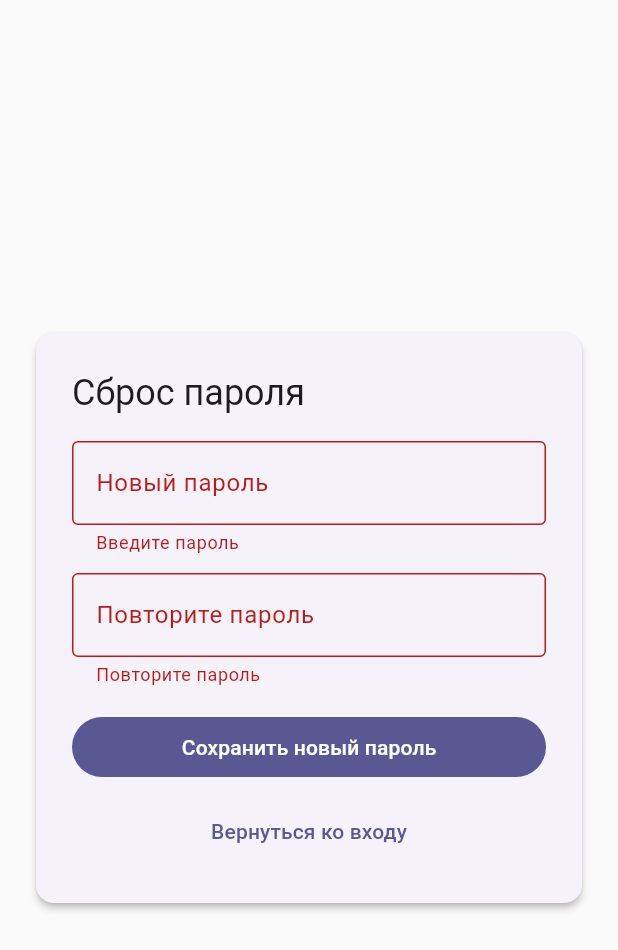
After one commit to ruslanflutterdev/Psychologist, a Flutter app: the ResetScreen screen opened by its route, after a tap on "Сохранить новый пароль", on a phone screen of 412 x 824 dp. The commit adds this screen. Shown: the top 950 px of the screen. Run offline on Flutter 3.47's test engine with Material 3 defaults, Android fonts, the phone set to English and light mode, and no system bars; our stand-ins replace fl_chart, flutter_bloc, supabase_flutter; accounts and stored records are empty.

Commit message:
полностью удалил мок-сервисы регистрации, входа и восстановления пароля, добавил реальная интеграция с Supabase Auth, обновил main.dart: упрощена инициализация Supabase без устаревших параметров, реализовал сброс пароля через email. добавил корректную конфигурация в Supabase: SITE_URL и Redirect URLs теперь поддерживают шаблон http://localhost:*/reset, что позволяет обрабатывать сброс пароля при любом локальном порте. в сервисе SupabaseAuthService реализован вызов resetPasswordForEmail с передачей redirect URL Uri.base.replace(fragment: 'type=recovery'), чтобы Supabase формировал корректную ссылку на наш фронт. при открытии ссылки вида http://localhost:{port}/reset?code=...#type=recovery

```diff
--- /dev/null
+++ b/lib/core/app/psych_web_app.dart
@@ -0,0 +1,51 @@
+import 'package:flutter/material.dart';
+import 'package:flutter_bloc/flutter_bloc.dart';
+import 'package:heros_journey/core/router/app_router.dart';
+import 'package:heros_journey/core/services/service_registry.dart';
+import 'package:heros_journey/core/session/session_cubit.dart';
+import 'package:heros_journey/core/theme/app_theme.dart';
+import 'package:heros_journey/features/auth_login/view/screens/login_screen.dart';
+import 'package:heros_journey/features/auth_login/viewmodel/services/login_bloc.dart';
+import 'package:heros_journey/features/auth_reset/view/screens/reset_screen.dart';
+import 'package:heros_journey/features/auth_reset/viewmodel/reset_bloc.dart';
+
+
+class PsychWebApp extends StatelessWidget {
+  final GlobalKey<NavigatorState> navigatorKey;
+  final bool startAtReset;
+  final SessionCubit? sessionCubit;
+
+  const PsychWebApp({
+    super.key,
+    required this.navigatorKey,
+    required this.startAtReset,
+    this.sessionCubit,
+  });
+
+  @override
+  Widget build(BuildContext context) {
+    return BlocProvider<SessionCubit>(
+      create: (_) => sessionCubit ?? SessionCubit(),
+      child: MaterialApp(
+        navigatorKey: navigatorKey,
+        title: 'PsyWell – Psychologist Web',
+        debugShowCheckedModeBanner: false,
+        theme: AppTheme.light,
+
+        home: startAtReset
+            ? BlocProvider(
+          create: (_) => ResetBloc(auth: ServiceRegistry.auth),
+          child: const ResetScreen(),
+        )
+            : BlocProvider(
+          create: (ctx) => LoginBloc(
+            auth: ServiceRegistry.auth,
+            sessionCubit: ctx.read<SessionCubit>(),
+          ),
+          child: const LoginScreen(),
+        ),
+        onGenerateRoute: AppRouter.onGenerateRoute,
+      ),
+    );
+  }
+}
--- /dev/null
+++ b/lib/core/bootstrap/start_mode.dart
@@ -0,0 +1,5 @@
+bool shouldStartAtReset() {
+  final hasRecoveryFragment = Uri.base.fragment.contains('type=recovery');
+  final hasPkceCode = Uri.base.queryParameters.containsKey('code');
+  return hasRecoveryFragment || hasPkceCode;
+}
--- a/lib/core/router/app_router.dart
+++ b/lib/core/router/app_router.dart
@@ -9,6 +9,8 @@ import 'package:heros_journey/features/auth_login/view/screens/login_screen.dart
 import 'package:heros_journey/features/auth_login/viewmodel/services/login_bloc.dart';
 import 'package:heros_journey/features/auth_registration/view/screens/registration_screen.dart';
 import 'package:heros_journey/features/auth_registration/viewmodel/registration/registration_bloc.dart';
+import 'package:heros_journey/features/auth_reset/view/screens/reset_screen.dart';
+import 'package:heros_journey/features/auth_reset/viewmodel/reset_bloc.dart';
 import 'package:heros_journey/features/psychologist_screen/view/screens/psychologist_screen.dart';
 
 class AppRouter {
@@ -16,9 +18,8 @@ class AppRouter {
     switch (settings.name) {
       case '/login':
         return MaterialPageRoute(
-          settings: settings,
           builder: (ctx) => BlocProvider(
-            create: (_) => LoginBloc(
+            create: (ctx) => LoginBloc(
               auth: ServiceRegistry.auth,
               sessionCubit: ctx.read<SessionCubit>(),
             ),
@@ -54,6 +55,14 @@ class AppRouter {
           settings: settings,
           builder: (_) => const AgreementScreen(),
         );
+      case '/reset':
+        return MaterialPageRoute(
+          settings: settings,
+          builder: (ctx) => BlocProvider(
+            create: (_) => ResetBloc(auth: ServiceRegistry.auth),
+            child: const ResetScreen(),
+          ),
+        );
       default:
         return _redirect('/login');
     }
--- a/lib/features/auth_forgot/viewmodel/services/forgot_bloc.dart
+++ b/lib/features/auth_forgot/viewmodel/services/forgot_bloc.dart
@@ -6,6 +6,7 @@ import 'package:heros_journey/features/auth_registration/repository/services/aut
 
 class ForgotBloc extends Bloc<ForgotEvent, ForgotState> {
   final AuthService auth;
+
   ForgotBloc({required this.auth}) : super(ForgotState.initial) {
     on<ForgotSubmitted>(_onSubmit);
     on<ForgotBackPressed>(_onBack);
@@ -14,7 +15,7 @@ class ForgotBloc extends Bloc<ForgotEvent, ForgotState> {
   Future<void> _onSubmit(ForgotSubmitted e, Emitter<ForgotState> emit) async {
     emit(state.copyWith(isLoading: true, isSuccess: false));
     try {
-      await auth.resetPassword(email: e.email, newPassword: '');
+      await auth.requestPasswordReset(email: e.email);
       emit(state.copyWith(isLoading: false, isSuccess: true));
     } on AuthException catch (err) {
       emit(state.copyWith(isLoading: false, errorMessage: err.message));
--- a/lib/features/auth_forgot/viewmodel/services/forgot_event.dart
+++ b/lib/features/auth_forgot/viewmodel/services/forgot_event.dart
@@ -2,6 +2,7 @@ abstract class ForgotEvent {}
 
 class ForgotSubmitted extends ForgotEvent {
   final String email;
+
   ForgotSubmitted({required this.email});
 }
 
--- /dev/null
+++ b/lib/features/auth_reset/model/reset_state.dart
@@ -0,0 +1,22 @@
+class ResetState {
+  final bool isLoading;
+  final bool isSuccess;
+  final String? errorMessage;
+
+  const ResetState({
+    this.isLoading = false,
+    this.isSuccess = false,
+    this.errorMessage,
+  });
+
+  ResetState copyWith({
+    bool? isLoading,
+    bool? isSuccess,
+    String? errorMessage,
+  }) => ResetState(
+    isLoading: isLoading ?? this.isLoading,
+    isSuccess: isSuccess ?? this.isSuccess,
+    errorMessage: errorMessage,
+  );
+  static const initial = ResetState();
+}
--- /dev/null
+++ b/lib/features/auth_reset/validators/password_validators.dart
@@ -0,0 +1,13 @@
+String? validateNewPassword(String? v) {
+  final val = v?.trim() ?? '';
+  if (val.isEmpty) return 'Введите пароль';
+  if (val.length < 6) return 'Минимум 6 символов';
+  return null;
+}
+
+String? validateConfirmPassword(String? v, String original) {
+  final val = v?.trim() ?? '';
+  if (val.isEmpty) return 'Повторите пароль';
+  if (val != original.trim()) return 'Пароли не совпадают';
+  return null;
+}
--- /dev/null
+++ b/lib/features/auth_reset/view/screens/reset_screen.dart
@@ -0,0 +1,11 @@
+import 'package:flutter/material.dart';
+import 'package:heros_journey/features/auth_reset/view/widgets/reset_scaffold.dart';
+
+class ResetScreen extends StatelessWidget {
+  const ResetScreen({super.key});
+
+  @override
+  Widget build(BuildContext context) {
+    return const ResetScaffold();
+  }
+}
--- /dev/null
+++ b/lib/features/auth_reset/view/widgets/reset_form.dart
@@ -0,0 +1,99 @@
+import 'package:flutter/material.dart';
+import 'package:flutter_bloc/flutter_bloc.dart';
+import 'package:heros_journey/features/auth_reset/model/reset_state.dart';
+import 'package:heros_journey/features/auth_reset/validators/password_validators.dart';
+import 'package:heros_journey/features/auth_reset/viewmodel/reset_bloc.dart';
+import 'package:heros_journey/features/auth_reset/viewmodel/reset_event.dart';
+
+class ResetForm extends StatefulWidget {
+  const ResetForm({super.key});
+
+  @override
+  State<ResetForm> createState() => _ResetFormState();
+}
+
+class _ResetFormState extends State<ResetForm> {
+  final _formKey = GlobalKey<FormState>();
+  final _passCtrl = TextEditingController();
+  final _confirmCtrl = TextEditingController();
+
+  @override
+  void dispose() {
+    _passCtrl.dispose();
+    _confirmCtrl.dispose();
+    super.dispose();
+  }
+
+  void _submit(BuildContext context) {
+    if (!_formKey.currentState!.validate()) return;
+    context.read<ResetBloc>().add(
+      ResetSubmitted(password: _passCtrl.text, confirm: _confirmCtrl.text),
+    );
+  }
+
+  @override
+  Widget build(BuildContext context) {
+    final theme = Theme.of(context);
+    return BlocBuilder<ResetBloc, ResetState>(
+      buildWhen: (p, c) =>
+          p.isLoading != c.isLoading || p.errorMessage != c.errorMessage,
+      builder: (context, state) {
+        return Form(
+          key: _formKey,
+          child: Column(
+            mainAxisSize: MainAxisSize.min,
+            crossAxisAlignment: CrossAxisAlignment.stretch,
+            children: [
+              Text('Сброс пароля', style: theme.textTheme.headlineSmall),
+              const SizedBox(height: 16),
+              TextFormField(
+                controller: _passCtrl,
+                obscureText: true,
+                decoration: const InputDecoration(labelText: 'Новый пароль'),
+                validator: validateNewPassword,
+              ),
+              const SizedBox(height: 12),
+              TextFormField(
+                controller: _confirmCtrl,
+                obscureText: true,
+                decoration: const InputDecoration(
+                  labelText: 'Повторите пароль',
+                ),
+                validator: (v) => validateConfirmPassword(v, _passCtrl.text),
+              ),
+              const SizedBox(height: 16),
+              if (state.errorMessage != null)
+                Padding(
+                  padding: const EdgeInsets.only(bottom: 8),
+                  child: Text(
+                    state.errorMessage!,
+                    style: theme.textTheme.bodyMedium!.copyWith(
+                      color: theme.colorScheme.error,
+                    ),
+                  ),
+                ),
+              FilledButton(
+                onPressed: state.isLoading ? null : () => _submit(context),
+                child: state.isLoading
+                    ? const SizedBox(
+                        height: 20,
+                        width: 20,
+                        child: CircularProgressIndicator(strokeWidth: 2),
+                      )
+                    : const Text('Сохранить новый пароль'),
+              ),
+              const SizedBox(height: 8),
+              TextButton(
+                onPressed: state.isLoading
+                    ? null
+                    : () =>
+                          Navigator.of(context).pushReplacementNamed('/login'),
+                child: const Text('Вернуться ко входу'),
+              ),
+            ],
+          ),
+        );
+      },
+    );
+  }
+}
--- /dev/null
+++ b/lib/features/auth_reset/view/widgets/reset_listener.dart
@@ -0,0 +1,40 @@
+import 'package:flutter/material.dart';
+import 'package:flutter_bloc/flutter_bloc.dart';
+import 'package:heros_journey/features/auth_reset/model/reset_state.dart';
+import 'package:heros_journey/features/auth_reset/navigation/reset_navigator.dart';
+import 'package:heros_journey/features/auth_reset/viewmodel/reset_bloc.dart';
+import 'package:supabase_flutter/supabase_flutter.dart';
+
+class ResetListener extends StatefulWidget {
+  const ResetListener({super.key});
+
+  @override
+  State<ResetListener> createState() => _ResetListenerState();
+}
+
+class _ResetListenerState extends State<ResetListener> {
+  @override
+  Widget build(BuildContext context) {
+    return BlocListener<ResetBloc, ResetState>(
+      listenWhen: (prev, curr) =>
+          prev.isSuccess != curr.isSuccess ||
+          prev.errorMessage != curr.errorMessage,
+      listener: (context, state) async {
+        if (!mounted) return;
+        if (state.isSuccess) {
+          await Supabase.instance.client.auth.signOut();
+          if (!context.mounted) return;
+          goToLogin(context);
+        }
+
+        if (state.errorMessage != null) {
+          if (!context.mounted) return;
+          ScaffoldMessenger.of(
+            context,
+          ).showSnackBar(SnackBar(content: Text(state.errorMessage!)));
+        }
+      },
+      child: const SizedBox.shrink(),
+    );
+  }
+}
--- /dev/null
+++ b/lib/features/auth_reset/view/widgets/reset_scaffold.dart
@@ -0,0 +1,29 @@
+import 'package:flutter/material.dart';
+import 'package:heros_journey/features/auth_reset/view/widgets/reset_form.dart';
+import 'package:heros_journey/features/auth_reset/view/widgets/reset_listener.dart';
+
+class ResetScaffold extends StatelessWidget {
+  const ResetScaffold({super.key});
+
+  @override
+  Widget build(BuildContext context) {
+    return Scaffold(
+      body: Center(
+        child: ConstrainedBox(
+          constraints: const BoxConstraints(maxWidth: 520),
+          child: const Card(
+            margin: EdgeInsets.all(24),
+            elevation: 2,
+            child: Padding(
+              padding: EdgeInsets.all(24),
+              child: Column(
+                mainAxisSize: MainAxisSize.min,
+                children: [ResetListener(), ResetForm()],
+              ),
+            ),
+          ),
+        ),
+      ),
+    );
+  }
+}
--- /dev/null
+++ b/lib/features/auth_reset/viewmodel/reset_bloc.dart
@@ -0,0 +1,40 @@
+import 'package:flutter_bloc/flutter_bloc.dart';
+import 'package:heros_journey/core/errors/auth_exception.dart';
+import 'package:heros_journey/features/auth_registration/repository/services/auth_service.dart';
+import 'package:heros_journey/features/auth_reset/model/reset_state.dart';
+import 'package:heros_journey/features/auth_reset/viewmodel/reset_event.dart';
+
+
+class ResetBloc extends Bloc<ResetEvent, ResetState> {
+  final AuthService auth;
+
+  ResetBloc({required this.auth}) : super(ResetState.initial) {
+    on<ResetSubmitted>(_onSubmit);
+  }
+
+  Future<void> _onSubmit(ResetSubmitted e, Emitter<ResetState> emit) async {
+    if (e.password.trim().length < 6) {
+      emit(state.copyWith(errorMessage: 'Минимум 6 символов'));
+      return;
+    }
+    if (e.password.trim() != e.confirm.trim()) {
+      emit(state.copyWith(errorMessage: 'Пароли не совпадают'));
+      return;
+    }
+
+    emit(state.copyWith(isLoading: true, isSuccess: false));
+    try {
+      await auth.applyNewPassword(newPassword: e.password.trim());
+      emit(state.copyWith(isLoading: false, isSuccess: true));
+    } on AuthException catch (err) {
+      emit(state.copyWith(isLoading: false, errorMessage: err.message));
+    } catch (_) {
+      emit(
+        state.copyWith(
+          isLoading: false,
+          errorMessage: 'Неизвестная ошибка. Повторите попытку.',
+        ),
+      );
+    }
+  }
+}
--- /dev/null
+++ b/lib/features/auth_reset/viewmodel/reset_event.dart
@@ -0,0 +1,8 @@
+abstract class ResetEvent {}
+
+class ResetSubmitted extends ResetEvent {
+  final String password;
+  final String confirm;
+
+  ResetSubmitted({required this.password, required this.confirm});
+}
```
Also changed, not shown: lib/core/bootstrap/auth_recovery_listener.dart (added, +40 -0 lines), lib/core/bootstrap/supabase_bootstrap.dart (added, +19 -0 lines), lib/features/auth_registration/repository/services/auth_service.dart (+3 -4 lines), lib/features/auth_registration/repository/services/mock_auth_service.dart (deleted, +0 -91 lines), lib/features/auth_registration/repository/services/supabase_auth_service.dart (+33 -9 lines), lib/features/auth_reset/navigation/reset_navigator.dart (added, +21 -0 lines), lib/main.dart (+14 -26 lines).
